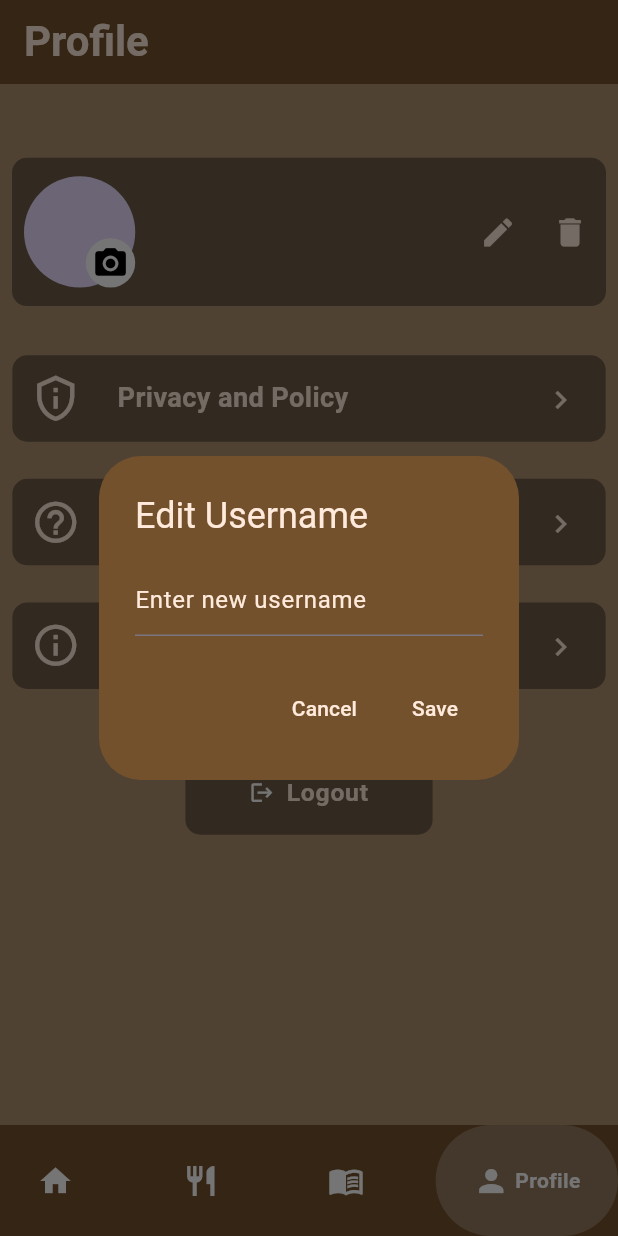
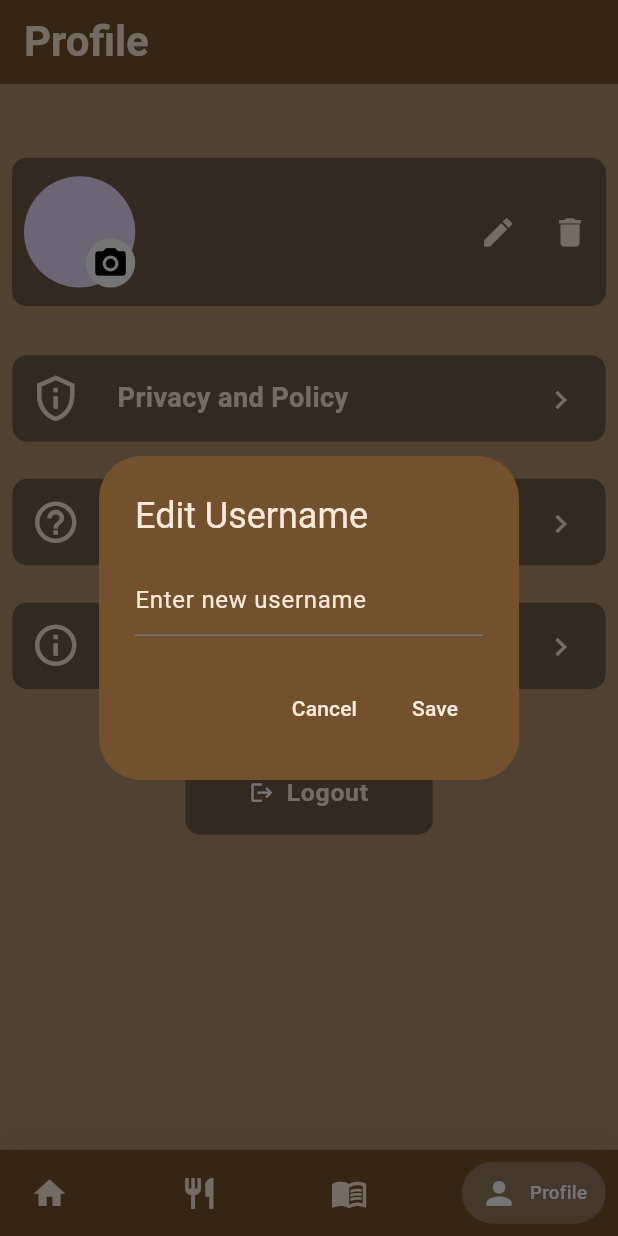
Before and after one commit to shamilpa/restaurant-seat-booking, a Flutter app: the MainPage screen opened directly, item 4 of the bottom bar chosen, after a tap on the "edit" icon, on a phone screen of 412 x 824 dp. Run offline on Flutter 3.47's test engine with Material 3 defaults, Android fonts, the phone set to English and light mode, and no system bars; drawn by our look-alikes of google_nav_bar; our stand-ins replace animated_splash_screen, bloc, carousel_slider, cloud_firestore, equatable, firebase_auth and 6 more; accounts and stored records are empty; network calls fail.

Commit message:
new changes made 4/8/24

```diff
--- a/lib/view model/bottom bar/bottom_nav_bar.dart
+++ b/lib/view model/bottom bar/bottom_nav_bar.dart
@@ -2,7 +2,9 @@ import 'package:flutter/material.dart';
 import 'package:flutter_bloc/flutter_bloc.dart';
 import 'package:google_nav_bar/google_nav_bar.dart';
 import 'package:restaurant_seat_booking/view%20model/bottom%20bar/cubit/bottom_bar_cubit.dart';
+import 'package:restaurant_seat_booking/view%20model/color_component.dart';
 import 'package:restaurant_seat_booking/view%20model/sizedbox.dart';
+import 'package:restaurant_seat_booking/view%20model/text_style.dart';
 import 'package:restaurant_seat_booking/view/booking%20history%20page/booking_history_page.dart';
 import 'package:restaurant_seat_booking/view/home%20page/home_page.dart';
 import 'package:restaurant_seat_booking/view/profile%20page/profile_page.dart';
@@ -14,6 +16,9 @@ class MainPage extends StatelessWidget {
 
   @override
   Widget build(BuildContext context) {
+    final screenSize = MediaQuery.of(context).size;
+    final bottomPadding = MediaQuery.of(context).padding.bottom;
+
     return BlocProvider(
       create: (context) => BottomBarCubit()..updateFlag(initialIndex + 2),
       child: BlocBuilder<BottomBarCubit, BottomBarState>(
@@ -21,37 +26,61 @@ class MainPage extends StatelessWidget {
           return Scaffold(
             backgroundColor: const Color(0xFFF1F1F1),
             body: _buildBody(context, state.flag),
-            bottomNavigationBar: GNav(
-              backgroundColor: const Color.fromRGBO(116, 81, 45, 1.0),
-              color: Colors.white,
+            bottomNavigationBar: Container(
+              padding: EdgeInsets.only(bottom: bottomPadding),
+              decoration: BoxDecoration(
+                color: const Color.fromRGBO(116, 81, 45, 1.0),
+                boxShadow: [
+                  BoxShadow(
+                    blurRadius: 20,
+                    color: Colors.black.withOpacity(.1),
+                  )
+                ],
+              ),
+              child: SafeArea(
+                child: Padding(
+                  padding: EdgeInsets.symmetric(
+                    horizontal: screenSize.width * 0.02,
+                    vertical: screenSize.height * 0.01,
+                  ),
+                  child: GNav(
+                    backgroundColor: Colors.transparent,
+                    color: iconclr,
                     tabBackgroundColor: Colors.white24,
                     activeColor: Colors.white,
-              selectedIndex: state.flag -2,
+                    selectedIndex: state.flag - 2,
                     onTabChange: (index) {
                       context.read<BottomBarCubit>().updateFlag(index + 2);
                     },
-              gap: 4,
-              tabs: const [
-                GButton(
-                  icon: Icons.home,
-                  text: 'Home',
+                    gap: screenSize.width * 0.02,
+                    padding: EdgeInsets.symmetric(
+                      horizontal: screenSize.width * 0.03,
+                      vertical: screenSize.height * 0.01,
                     ),
-                GButton(
-                  icon: Icons.restaurant,
-                  text: 'Restaurant',
+                    tabs: [
+                      _buildGButton(screenSize, Icons.home, 'Home'),
+                      _buildGButton(screenSize, Icons.restaurant, 'Restaurant'),
+                      _buildGButton(screenSize, Icons.menu_book_outlined, 'Booking'),
+                      _buildGButton(screenSize, Icons.person, 'Profile'),
+                    ],
                   ),
-                GButton(
-                  icon: Icons.menu_book_outlined,
-                  text: 'Booking',
                 ),
-                GButton(
-                  icon: Icons.person,
-                  text: 'Profile',
-                )
-              ],
+              ),
             ),
           );
         },
+      ),
+    );
+  }
+
+  GButton _buildGButton(Size screenSize, IconData icon, String text) {
+    return GButton(
+      icon: icon,
+      text: text,
+      iconSize: screenSize.width * 0.06,
+      textStyle: TextStyle(color: Colors.white,
+        fontSize: screenSize.width * 0.03,
+        fontWeight: FontWeight.w500,
       ),
     );
   }
--- a/lib/view model/restaurant_custom.dart
+++ b/lib/view model/restaurant_custom.dart
@@ -21,7 +21,7 @@ class RestaurantNames extends StatelessWidget {
           padding: const EdgeInsets.all(8.0),
           child: InkWell(
             onTap: () {
-              Navigator.of(context).push(MaterialPageRoute(builder: (context) => BookingSeat(),));
+              Navigator.of(context).push(MaterialPageRoute(builder: (context) => BookingSeat(restaurantImage: Img,restaurantName: txt,),));
             },
             child: Container(
               width: double.infinity,
--- a/lib/view/booking history page/cubit/booking_history_cubit.dart
+++ b/lib/view/booking history page/cubit/booking_history_cubit.dart
@@ -1,42 +1,49 @@
-// booking_history_cubit.dart
-
 import 'package:bloc/bloc.dart';
 import 'package:equatable/equatable.dart';
+import 'package:flutter/material.dart';
+import 'package:cloud_firestore/cloud_firestore.dart';
 
 part 'booking_history_state.dart';
 
 class BookingHistoryCubit extends Cubit<BookingHistoryState> {
-  BookingHistoryCubit() : super(BookingHistoryInitial());
+  BookingHistoryCubit(this.context) : super(BookingHistoryInitial());
+  BuildContext context;
 
-  void loadBookings() {
-    final bookings = [
+  void loadBookings() async {
+    try {
+      QuerySnapshot querySnapshot = await FirebaseFirestore.instance
+          .collection('bookingHistory')
+          // Add this line if you have user authentication
+          // .where('userId', isEqualTo: FirebaseAuth.instance.currentUser?.uid)
+          .orderBy('timestamp', descending: true)
+          .get();
 
-    ];
-    emit(BookingsLoaded([]));
-  }
+      List<Map<String, dynamic>> bookings = querySnapshot.docs
+          .map((doc) {
+            Map<String, dynamic> data = doc.data() as Map<String, dynamic>;
+            data['id'] = doc.id; // Add the document ID to the map
+            return data;
+          })
+          .toList();
 
-  void addBooking(Map<String, String> booking) {
-    if (state is BookingsLoaded) {
-      final currentState = state as BookingsLoaded;
-      final updatedBookings = List<Map<String, String>>.from(currentState.bookings)
-        ..add(booking);
-      emit(BookingsLoaded(updatedBookings));
-      print('Booking added. Total bookings: ${updatedBookings.length}');
-    } else {
-      loadBookings();
-      addBooking(booking);
+      emit(BookingsLoaded(bookings));
+    } catch (e) {
+      print('Error loading bookings: $e');
+      emit(BookingHistoryError('Failed to load bookings'));
     }
   }
 
-  void cancelBooking(int index) {
-    if (state is BookingsLoaded) {
-      final currentState = state as BookingsLoaded;
-      final updatedBookings = List<Map<String, String>>.from(currentState.bookings);
-      updatedBookings.removeAt(index);
-      emit(BookingsLoaded(updatedBookings));
-      print('Booking cancelled. Remaining bookings: ${updatedBookings.length}');
-    } else {
-      print('Cannot cancel booking: State is not BookingsLoaded');
+  void cancelBooking(String bookingId) async {
+    try {
+      await FirebaseFirestore.instance
+          .collection('bookingHistory')
+          .doc(bookingId)
+          .delete();
+
+      loadBookings(); // Reload bookings after cancellation
+    } catch (e) {
+      print('Error cancelling booking: $e');
+      emit(BookingHistoryError('Failed to cancel booking'));
     }
   }
 }
--- a/lib/view/home page/home_page.dart
+++ b/lib/view/home page/home_page.dart
@@ -93,6 +93,7 @@ class HomePage extends StatelessWidget {
                 ),
               ),
               drawer: Drawer(
+                backgroundColor: const Color.fromRGBO(175, 143, 111, 1.0),
                 child: Stack(
                   children: [
                     DrawerHeader(
@@ -134,7 +135,7 @@ class HomePage extends StatelessWidget {
                           ));
                         },
                         child: Container(
-                          width: size.width * 0.7,
+                          width: size.width * 0.8,
                           height: size.height * 0.06,
                           decoration: BoxDecoration(
                             color: Colors.black38,
@@ -166,7 +167,6 @@ class HomePage extends StatelessWidget {
                     )
                   ],
                 ),
-                backgroundColor: const Color.fromRGBO(175, 143, 111, 1.0),
               ),
               body: StreamBuilder(
                   stream: restaurant.snapshots(),
@@ -292,7 +292,7 @@ class HomePage extends StatelessWidget {
                                 child: Padding(
                                   padding: EdgeInsets.only(
                                       top: size.height * 0.02,
-                                      right: size.width * 0.075,
+                                      right: size.width * 0.025,
                                       bottom: size.height * 0.01),
                                   child: Container(
                                     height: size.height * 0.05,
--- a/pubspec.yaml
+++ b/pubspec.yaml
@@ -49,6 +49,7 @@ dependencies:
   image_picker: ^0.8.4+5
   equatable: ^2.0.0
   firebase_storage: ^11.7.7
+  image_cropper: ^8.0.1
 
 dev_dependencies:
   flutter_test:
```
Also changed, not shown: lib/view model/explore_restaurant.dart (+10 -4 lines), lib/view/Seat Selection/cubit/seat_selection_cubit.dart (+8 -2 lines), lib/view/Seat Selection/cubit/seat_selection_state.dart (+9 -1 lines), lib/view/Seat Selection/seat_selection.dart (+148 -70 lines), lib/view/booking history page/booking_history_page.dart (+26 -15 lines), lib/view/booking history page/cubit/booking_history_state.dart (+8 -1 lines), lib/view/login page/cubit/login_page_cubit.dart (+24 -10 lines), lib/view/register page/cubit/register_page_cubit.dart (+7 -9 lines), lib/view/restaurant page/restaurant_page.dart (+5 -2 lines), pubspec.lock. Lines whose indentation alone changed are shown as unchanged.
